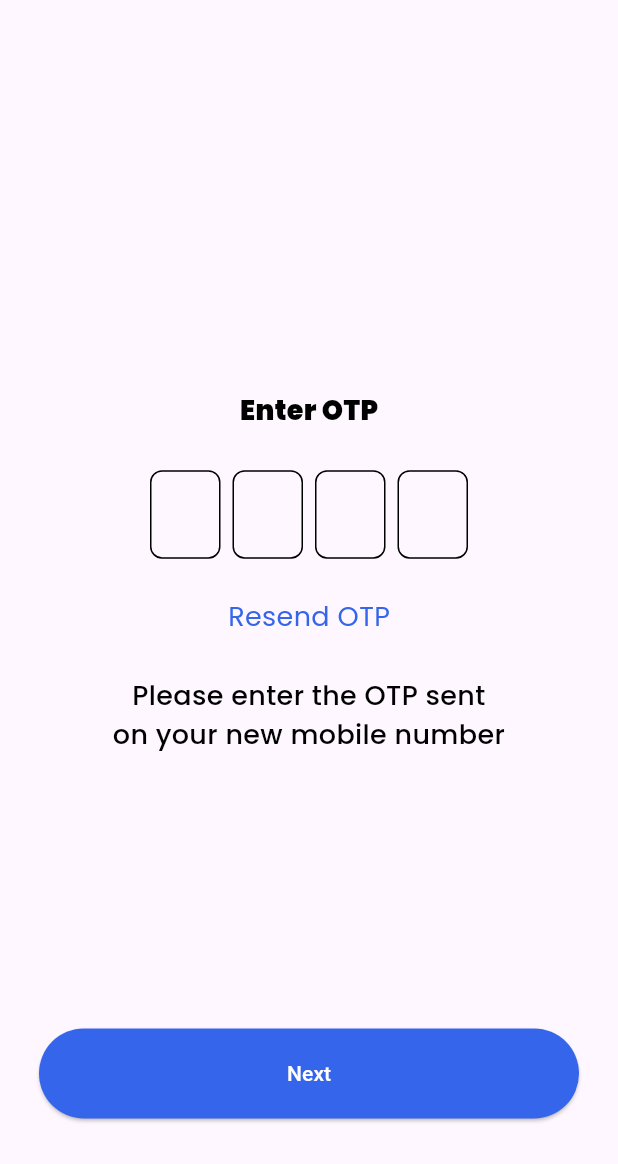
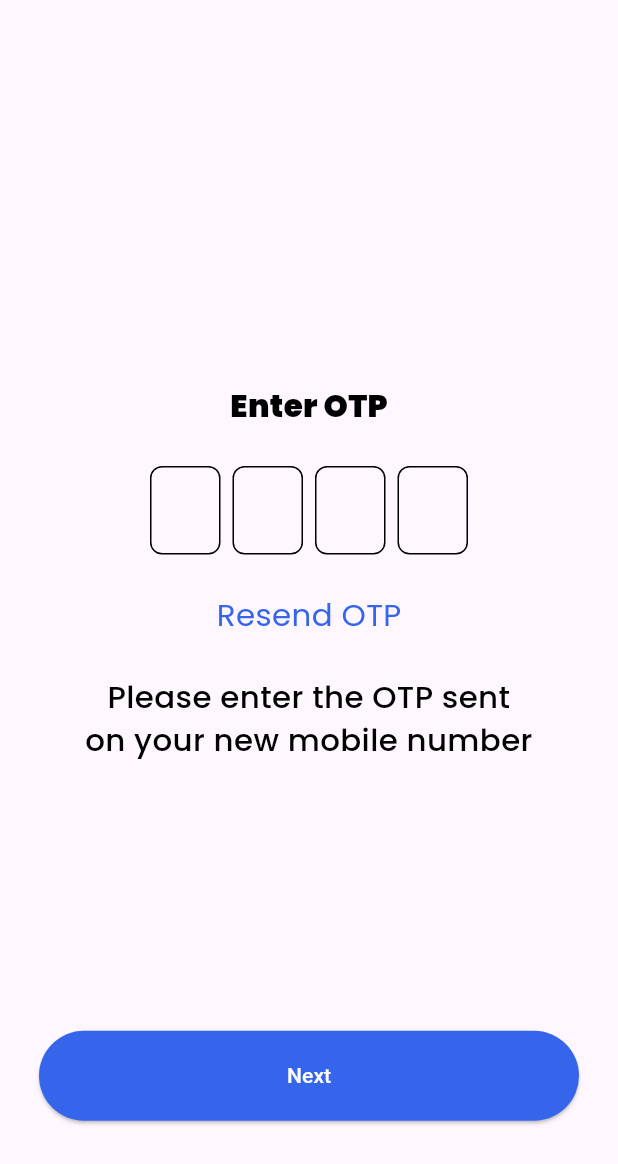
Before and after one commit to suneelasiddiqui12/Flutter-Stacked-Implementation, a Flutter app: the screen it shows after launch, on a phone screen of 412 x 824 dp. Shown: the top 1164 px of the screen. Run offline on Flutter 3.47's test engine with Material 3 defaults, Android fonts, the light colour scheme and no system bars; drawn by our look-alikes of pinput; our stand-ins replace dio, flutter_screenutil, flutter_svg, google_fonts, image_picker, stacked and 2 more.

Commit message:
auto font size issue  resolved

```diff
--- a/lib/constant/font_styles_constant.dart
+++ b/lib/constant/font_styles_constant.dart
@@ -128,7 +128,7 @@ class FontStylesConstant {
         color: color,
         fontWeight: fontWeight,
         fontStyle: fontStyle,
-        fontSize: 18.0,
+        fontSize: 18.0.fontSize,
         decoration: decoration,
       );
 
@@ -142,7 +142,7 @@ class FontStylesConstant {
         color: color,
         fontWeight: fontWeight,
         fontStyle: fontStyle,
-        fontSize: 20.0,
+        fontSize: 20.0.fontSize,
         decoration: decoration,
       );
 
--- a/lib/main.dart
+++ b/lib/main.dart
@@ -3,9 +3,13 @@ import 'package:stacked_services/stacked_services.dart';
 
 import 'app/app.locator.dart';
 import 'app/app.router.dart';
+import 'package:flutter_screenutil/flutter_screenutil.dart' as size;
 
 void main() {
+  WidgetsFlutterBinding.ensureInitialized();
+
   setupLocator();
+
   runApp(const MyApp());
 }
 
@@ -15,6 +19,7 @@ class MyApp extends StatelessWidget {
   // This widget is the root of your application.
   @override
   Widget build(BuildContext context) {
+    size.ScreenUtil.init((context));
     return MaterialApp(
       title: 'Flutter Demo',
       theme: ThemeData(
--- a/lib/ui/views/otp/otp_view.dart
+++ b/lib/ui/views/otp/otp_view.dart
@@ -3,6 +3,7 @@ import 'package:flutter_stacked_implementation/app/app.router.dart';
 import 'package:flutter_stacked_implementation/constant/app_colors.dart';
 import 'package:flutter_stacked_implementation/constant/font_styles_constant.dart';
 import 'package:flutter_stacked_implementation/services/local/navigation_services.dart';
+import 'package:flutter_stacked_implementation/utils/size_util.dart';
 import 'package:flutter_stacked_implementation/widgets/button_component.dart';
 import 'package:flutter_stacked_implementation/widgets/text_component.dart';
 import 'package:pinput/pinput.dart';
```
Also changed, not shown: lib/utils/size_util.dart (+6 -3 lines).
